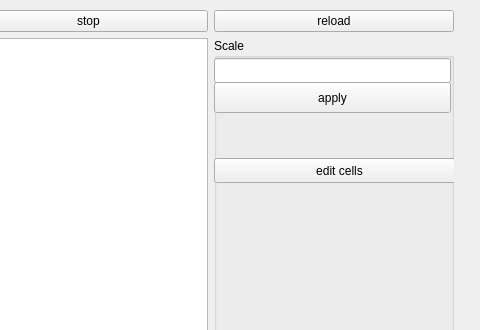
EGmerina/23203_gmerina, file GameOfLife/mainwindow.ui: the form before one commit; both pictures show x 297 to 777 and y 0 to 330 of the 777 by 561 pixel window.
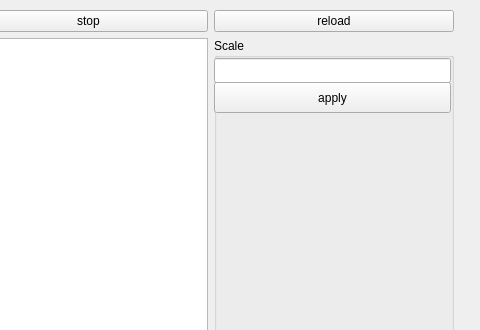
The form after the commit.

The edit to the form file:
```diff
--- a/GameOfLife/mainwindow.ui
+++ b/GameOfLife/mainwindow.ui
@@ -110,19 +110,6 @@
            <string>rules</string>
           </property>
          </widget>
-         <widget class="QPushButton" name="pushButton_4">
-          <property name="geometry">
-           <rect>
-            <x>0</x>
-            <y>120</y>
-            <width>251</width>
-            <height>25</height>
-           </rect>
-          </property>
-          <property name="text">
-           <string>edit cells</string>
-          </property>
-         </widget>
         </widget>
        </item>
       </layout>
```
